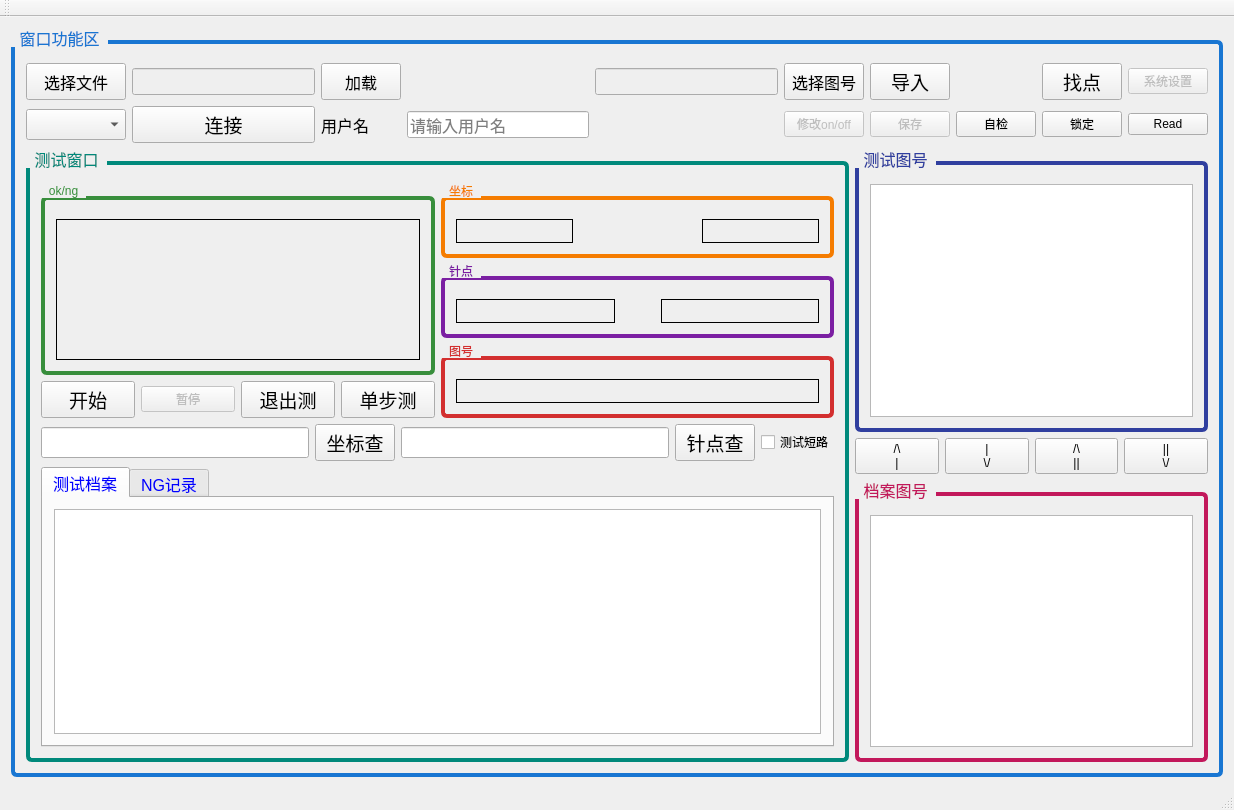
Old version of the form ui/qiotest.ui in the repository wymdrose/qio_test.
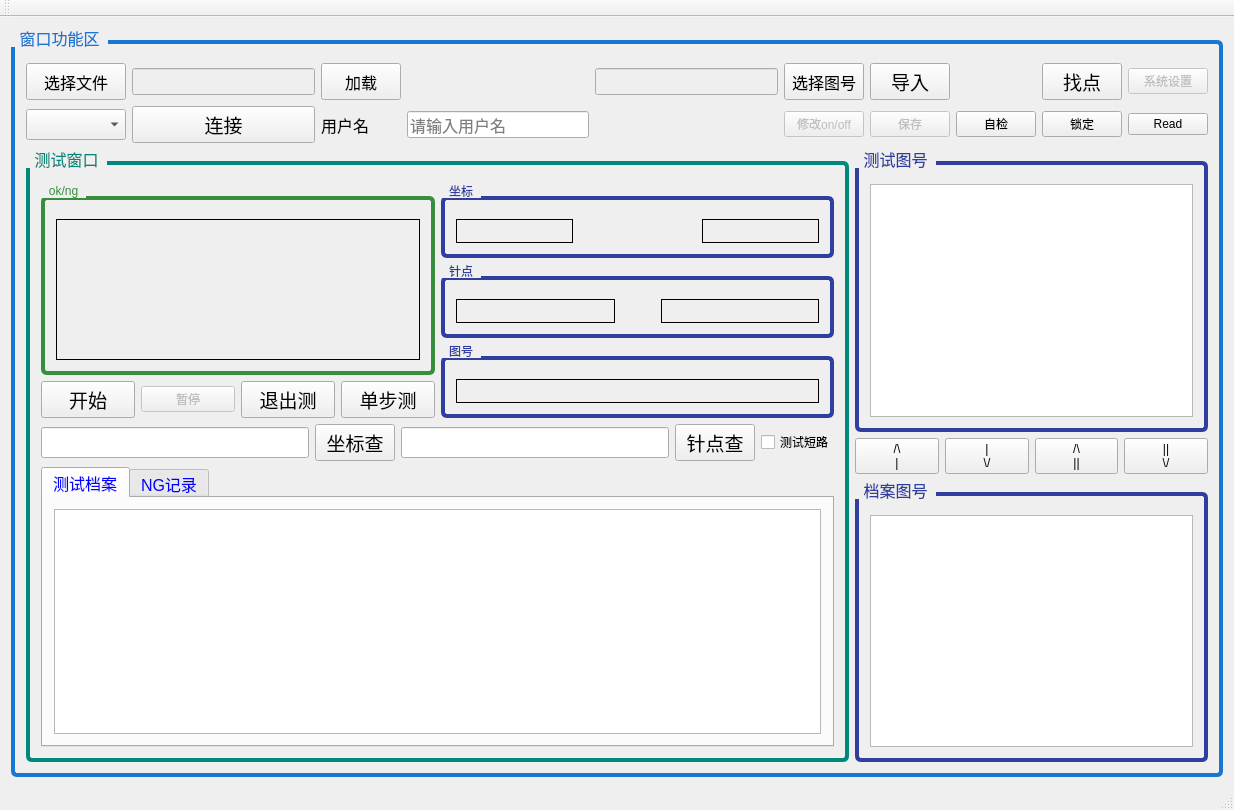
New version of the form. Icons and pictures are not drawn.

Commit message: update frame color.

Diff of the .ui file:
```diff
--- a/ui/qiotest.ui
+++ b/ui/qiotest.ui
@@ -172,7 +172,7 @@
                         <item>
                          <widget class="QGroupBox" name="groupBox_5">
                           <property name="styleSheet">
-                           <string notr="true">QGroupBox { border: 4px solid #F57C00; border-radius: 6px; margin-top: 12px; padding-top: 8px; } QGroupBox::title { subcontrol-origin: margin; subcontrol-position: top left; padding: 0 6px; color: #F57C00; }</string>
+                           <string notr="true">QGroupBox { border: 4px solid #303F9F; border-radius: 6px; margin-top: 12px; padding-top: 8px; } QGroupBox::title { subcontrol-origin: margin; subcontrol-position: top left; padding: 0 6px; color: #303F9F; }</string>
                           </property>
                           <property name="title">
                            <string>坐标</string>
@@ -228,7 +228,7 @@
                         <item>
                          <widget class="QGroupBox" name="groupBox_6">
                           <property name="styleSheet">
-                           <string notr="true">QGroupBox { border: 4px solid #7B1FA2; border-radius: 6px; margin-top: 12px; padding-top: 8px; } QGroupBox::title { subcontrol-origin: margin; subcontrol-position: top left; padding: 0 6px; color: #7B1FA2; }</string>
+                           <string notr="true">QGroupBox { border: 4px solid #303F9F; border-radius: 6px; margin-top: 12px; padding-top: 8px; } QGroupBox::title { subcontrol-origin: margin; subcontrol-position: top left; padding: 0 6px; color: #303F9F; }</string>
                           </property>
                           <property name="title">
                            <string>针点</string>
@@ -290,7 +290,7 @@
                         <item>
                          <widget class="QGroupBox" name="groupBox_7">
                           <property name="styleSheet">
-                           <string notr="true">QGroupBox { border: 4px solid #D32F2F; border-radius: 6px; margin-top: 12px; padding-top: 8px; } QGroupBox::title { subcontrol-origin: margin; subcontrol-position: top left; padding: 0 6px; color: #D32F2F; }</string>
+                           <string notr="true">QGroupBox { border: 4px solid #303F9F; border-radius: 6px; margin-top: 12px; padding-top: 8px; } QGroupBox::title { subcontrol-origin: margin; subcontrol-position: top left; padding: 0 6px; color: #303F9F; }</string>
                           </property>
                           <property name="title">
                            <string>图号</string>
@@ -548,7 +548,7 @@
                   </font>
                  </property>
                  <property name="styleSheet">
-                  <string notr="true">QGroupBox { border: 4px solid #C2185B; border-radius: 6px; margin-top: 12px; padding-top: 8px; } QGroupBox::title { subcontrol-origin: margin; subcontrol-position: top left; padding: 0 6px; color: #C2185B; }</string>
+                  <string notr="true">QGroupBox { border: 4px solid #303F9F; border-radius: 6px; margin-top: 12px; padding-top: 8px; } QGroupBox::title { subcontrol-origin: margin; subcontrol-position: top left; padding: 0 6px; color: #303F9F; }</string>
                  </property>
                  <property name="title">
                   <string>档案图号</string>
```
